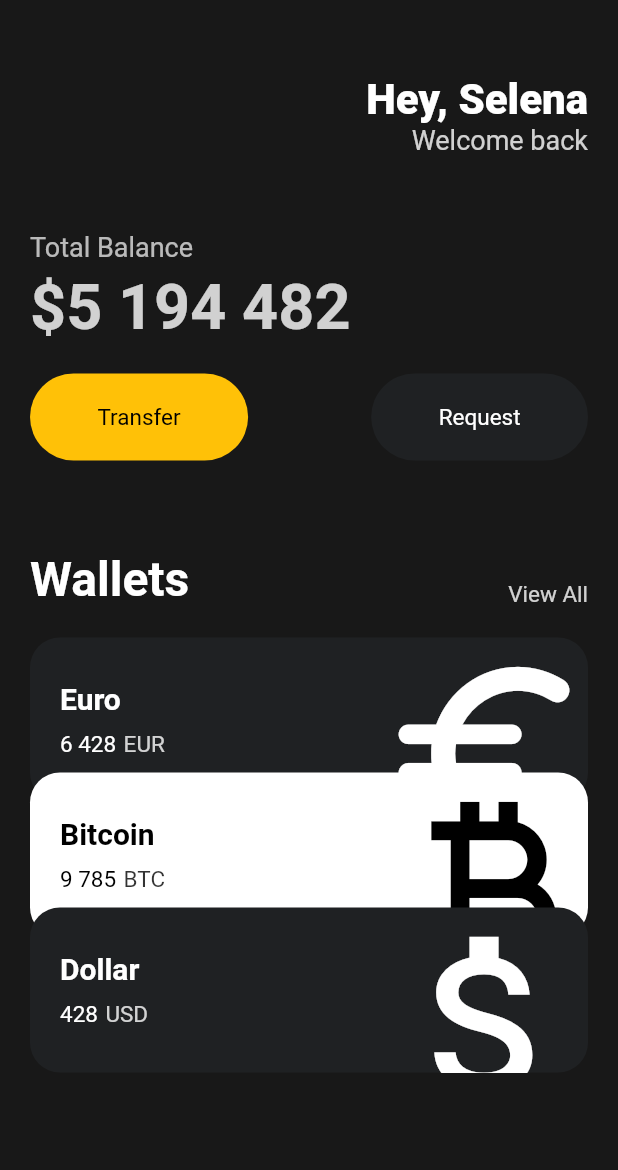
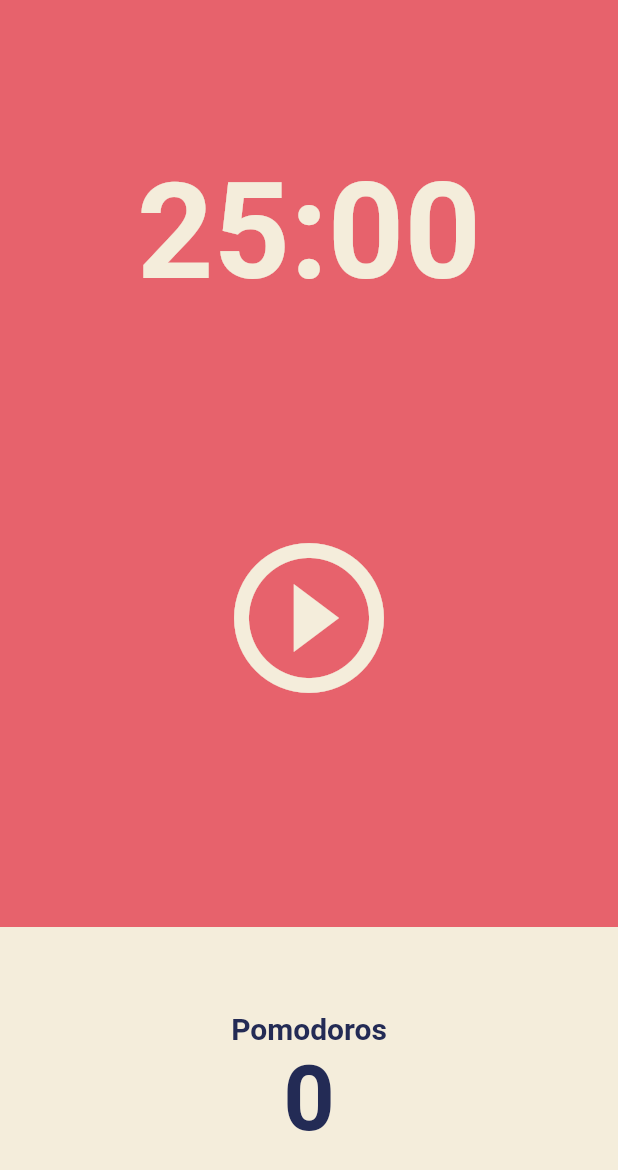
Before and after one commit to Kimhanyeol/toonflix, a Flutter app: the screen it shows after launch, on a phone screen of 412 x 824 dp. Shown: the top 1170 px of the screen. Run offline on Flutter 3.47's test engine with Material 2 defaults, Android fonts, the phone set to English and light mode, and no system bars.

Commit message:
POMODORO APP START #5.0 User Interface

```diff
--- a/lib/main.dart
+++ b/lib/main.dart
@@ -1,146 +1,26 @@
 import 'package:flutter/material.dart';
-import 'package:toonflix/widgets/button.dart';
-import 'package:toonflix/widgets/currency_card.dart';
+import 'package:toonflix/screens/home_screen.dart';
 
 void main() {
-  runApp(const MyApp());
+  runApp(App());
 }
 
-class MyApp extends StatelessWidget {
-  const MyApp({super.key});
-
+class App extends StatelessWidget {
   @override
   Widget build(BuildContext context) {
     return MaterialApp(
-      home: Scaffold(
-        backgroundColor: Color(0xFF181818),
-        body: SingleChildScrollView(
-          child: Padding(
-              padding: EdgeInsets.symmetric(horizontal: 20),
-              child: Column(
-                crossAxisAlignment: CrossAxisAlignment.start,
-                children: [
-                  SizedBox(
-                    height: 50,
-                  ),
-                  Row(
-                    mainAxisAlignment: MainAxisAlignment.end,
-                    children: [
-                      Column(
-                        crossAxisAlignment: CrossAxisAlignment.end,
-                        children: [
-                          Text(
-                            'Hey, Selena',
-                            style: TextStyle(
-                                color: Colors.white,
-                                fontSize: 28,
-                                fontWeight: FontWeight.w800),
-                          ),
-                          Text(
-                            'Welcome back',
-                            style: TextStyle(
-                              color: Colors.white.withOpacity(0.8),
-                              fontSize: 18,
-                            ),
-                          ),
-                        ],
-                      ),
-                    ],
-                  ),
-                  SizedBox(
-                    height: 50,
-                  ),
-                  Text(
-                    'Total Balance',
-                    style: TextStyle(
-                      color: Colors.white.withOpacity(0.7),
-                      fontSize: 18,
-                    ),
-                  ),
-                  SizedBox(
-                    height: 5,
-                  ),
-                  Text(
-                    '\$5 194 482',
-                    style: TextStyle(
-                        color: Colors.white.withOpacity(0.8),
-                        fontSize: 42,
-                        fontWeight: FontWeight.w600),
-                  ),
-                  SizedBox(
-                    height: 20,
-                  ),
-                  Row(
-                    mainAxisAlignment: MainAxisAlignment.spaceBetween,
-                    children: [
-                      Button(
-                          text: 'Transfer',
-                          bgColor: Colors.amber,
-                          textColor: Colors.black),
-                      Button(
-                          text: 'Request',
-                          bgColor: Color(0xFF1F2123),
-                          textColor: Colors.white),
-                    ],
-                  ),
-                  SizedBox(
-                    height: 60,
-                  ),
-                  Row(
-                    mainAxisAlignment: MainAxisAlignment.spaceBetween,
-                    crossAxisAlignment: CrossAxisAlignment.end,
-                    children: [
-                      Text(
-                        'Wallets',
-                        style: TextStyle(
-                          color: Colors.white,
-                          fontSize: 32,
-                          fontWeight: FontWeight.w600,
-                        ),
-                      ),
-                      Text(
-                        'View All',
-                        style: TextStyle(
-                          color: Colors.white.withOpacity(0.8),
-                          fontSize: 15,
-                        ),
-                      )
-                    ],
-                  ),
-                  SizedBox(
-                    height: 20,
-                  ),
-                  CurrencyCard(
-                    name: 'Euro',
-                    code: 'EUR',
-                    amount: '6 428',
-                    icon: Icons.euro_rounded,
-                    isInverted: false,
-                  ),
-                  Transform.translate(
-                    offset: Offset(0, -20),
-                    child: CurrencyCard(
-                      name: 'Bitcoin',
-                      code: 'BTC',
-                      amount: '9 785',
-                      icon: Icons.currency_bitcoin,
-                      isInverted: true,
-                    ),
-                  ),
-                  Transform.translate(
-                    offset: Offset(0, -40),
-                    child: CurrencyCard(
-                      name: 'Dollar',
-                      code: 'USD',
-                      amount: '428',
-                      icon: Icons.attach_money,
-                      isInverted: false,
-                    ),
-                  ),
-                ],
-              )),
+      theme: ThemeData(
+        colorScheme: ColorScheme.fromSwatch(
+          backgroundColor: const Color(0xFFE7626C),
         ),
+        textTheme: const TextTheme(
+          displayLarge: TextStyle(
+            color: Color(0xFF232B55),
+          ),
+        ),
+        cardColor: const Color(0xFFF4EDDB),
       ),
+      home: HomeScreen(),
     );
   }
 }
--- /dev/null
+++ b/lib/screens/home_screen.dart
@@ -0,0 +1,83 @@
+import 'package:flutter/material.dart';
+
+class HomeScreen extends StatefulWidget {
+  const HomeScreen({super.key});
+
+  @override
+  State<HomeScreen> createState() => _HomeScreenState();
+}
+
+class _HomeScreenState extends State<HomeScreen> {
+  @override
+  Widget build(BuildContext context) {
+    return Scaffold(
+      backgroundColor: Theme.of(context).colorScheme.background,
+      body: Column(
+        children: [
+          Flexible(
+            flex: 1,
+            child: Container(
+              alignment: Alignment.bottomCenter,
+              child: Text(
+                '25:00',
+                style: TextStyle(
+                  color: Theme.of(context).cardColor,
+                  fontSize: 89,
+                  fontWeight: FontWeight.w600,
+                ),
+              ),
+            ),
+          ),
+          Flexible(
+            flex: 2,
+            child: Center(
+              child: IconButton(
+                iconSize: 120,
+                color: Theme.of(context).cardColor,
+                onPressed: () {},
+                icon: Icon(Icons.play_circle_outline),
+              ),
+            ),
+          ),
+          Flexible(
+            flex: 1,
+            child: Row(
+              children: [
+                Expanded(
+                  child: Container(
+                    decoration: BoxDecoration(
+                      color: Theme.of(context).cardColor,
+                    ),
+                    child: Column(
+                      mainAxisAlignment: MainAxisAlignment.center,
+                      children: [
+                        Text(
+                          'Pomodoros',
+                          style: TextStyle(
+                            fontSize: 20,
+                            fontWeight: FontWeight.w600,
+                            color:
+                                Theme.of(context).textTheme.displayLarge!.color,
+                          ),
+                        ),
+                        Text(
+                          '0',
+                          style: TextStyle(
+                            fontSize: 60,
+                            fontWeight: FontWeight.w600,
+                            color:
+                                Theme.of(context).textTheme.displayLarge!.color,
+                          ),
+                        ),
+                      ],
+                    ),
+                  ),
+                ),
+              ],
+            ),
+          ),
+        ],
+      ),
+    );
+  }
+}
--- a/lib/widgets/button.dart
+++ /dev/null
@@ -1,28 +0,0 @@
-import 'package:flutter/material.dart';
-
-class Button extends StatelessWidget {
-  final String text;
-  final Color bgColor;
-  final Color textColor;
-
-  const Button(
-      {super.key,
-      required this.text,
-      required this.bgColor,
-      required this.textColor});
-
-  @override
-  Widget build(BuildContext context) {
-    return Container(
-      decoration: BoxDecoration(
-          color: bgColor, borderRadius: BorderRadius.circular(45)),
-      child: Padding(
-        padding: EdgeInsets.symmetric(vertical: 20, horizontal: 45),
-        child: Text(
-          text,
-          style: TextStyle(fontSize: 15, color: textColor,),
-        ),
-      ),
-    );
-  }
-}
--- a/lib/widgets/currency_card.dart
+++ /dev/null
@@ -1,78 +0,0 @@
-import 'package:flutter/material.dart';
-
-class CurrencyCard extends StatelessWidget {
-  final String name, code, amount;
-  final IconData icon;
-  final bool isInverted;
-
-  const CurrencyCard(
-      {super.key,
-      required this.name,
-      required this.code,
-      required this.amount,
-      required this.icon,
-      required this.isInverted});
-
-  @override
-  Widget build(BuildContext context) {
-    return Container(
-      clipBehavior: Clip.hardEdge,
-      decoration: BoxDecoration(
-        color: isInverted?Colors.white : Color(0xFF1F2123),
-        borderRadius: BorderRadius.circular(20),
-      ),
-      child: Padding(
-        padding: const EdgeInsets.all(20),
-        child: Row(
-          mainAxisAlignment: MainAxisAlignment.spaceBetween,
-          children: [
-            Column(
-              crossAxisAlignment: CrossAxisAlignment.start,
-              children: [
-                Text(name,
-                    style: TextStyle(
-                      color: isInverted?Colors.black : Colors.white,
-                      fontSize: 20,
-                      fontWeight: FontWeight.w600,
-                    )),
-                SizedBox(
-                  height: 10,
-                ),
-                Row(
-                  children: [
-                    Text(amount,
-                        style: TextStyle(
-                          color: isInverted?Colors.black : Colors.white,
-                          fontSize: 15,
-                        )),
-                    SizedBox(
-                      width: 5,
-                    ),
-                    Text(
-                      code,
-                      style: TextStyle(
-                        color: isInverted?Colors.black.withOpacity(0.8) : Colors.white.withOpacity(0.8),
-                        fontSize: 15,
-                      ),
-                    ),
-                  ],
-                )
-              ],
-            ),
-            Transform.scale(
-              scale: 2.2,
-              child: Transform.translate(
-                offset: Offset(-5, 10),
-                child: Icon(
-                  icon,
-                  color: isInverted?Colors.black : Colors.white,
-                  size: 70,
-                ),
-              ),
-            ),
-          ],
-        ),
-      ),
-    );
-  }
-}
```
